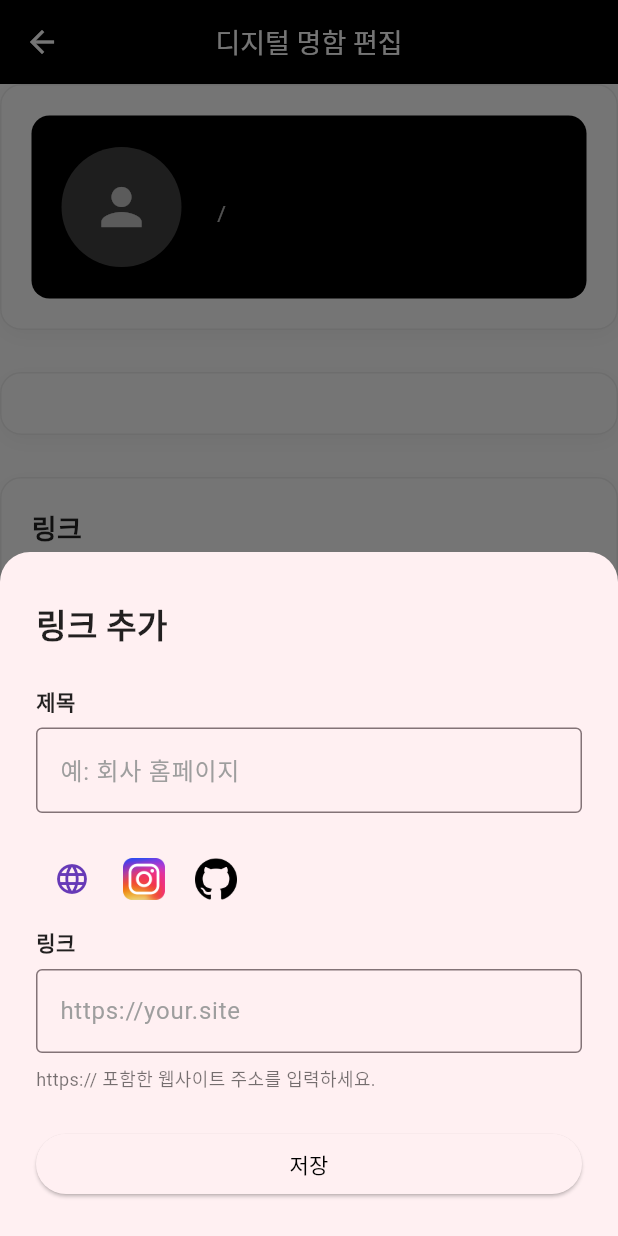
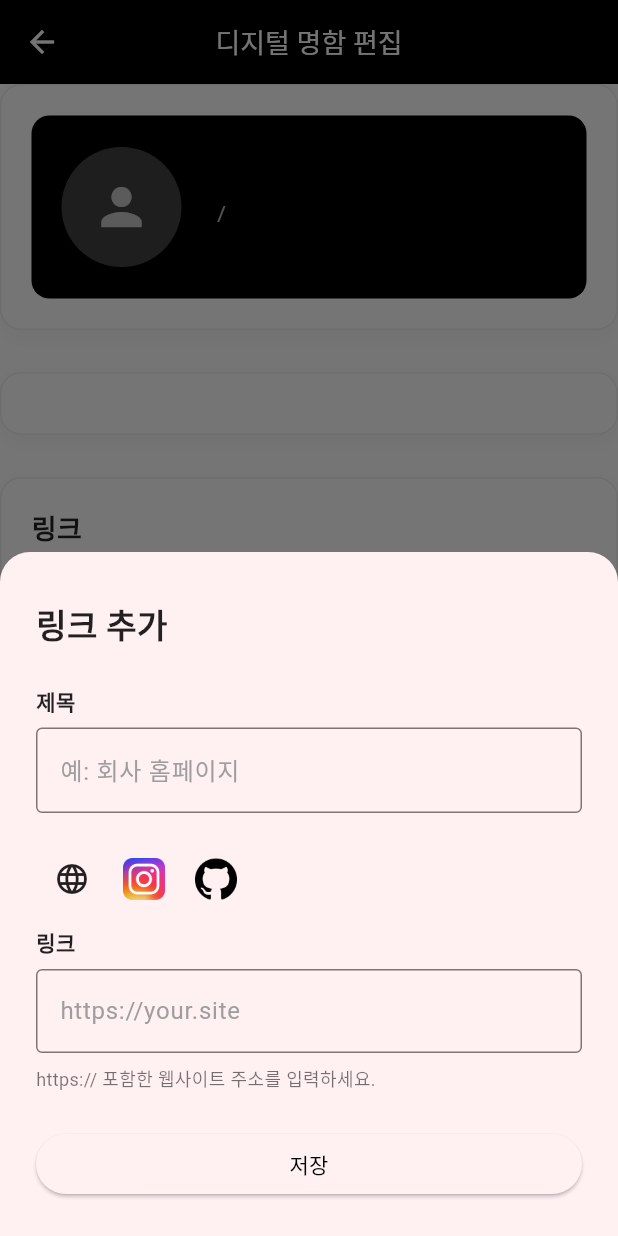
Before and after one commit to nfccapstone/CardMate, a Flutter app: the EditCardScreen screen opened by its route, after a tap on "+ 링크 추가", on a phone screen of 412 x 824 dp. Run offline on Flutter 3.47's test engine with Material 3 defaults, Android fonts, the phone set to English and light mode, and no system bars; our stand-ins replace cloud_firestore, file_picker, firebase_auth, firebase_core, firebase_storage, get and 5 more; missing offline and left inert: flutter_quill, mobile_scanner, nfc_manager; accounts and stored records are empty.

Commit message:
icon black

```diff
--- /dev/null
+++ b/lib/features/namecard/namecard_bindings.dart
@@ -0,0 +1 @@
+// TODO Implement this library.
--- a/lib/features/namecard/screens/edit_card_screen.dart
+++ b/lib/features/namecard/screens/edit_card_screen.dart
@@ -14,7 +14,7 @@ enum LinkPlatform { direct, instagram, github }
 
 class EditCardScreen extends StatelessWidget {
   final String cardId;
-  const EditCardScreen({Key? key, required this.cardId}) : super(key: key);
+  const EditCardScreen({super.key, required this.cardId});
 
   @override
   Widget build(BuildContext context) {
@@ -64,7 +64,8 @@ class EditCardScreen extends StatelessWidget {
             child: ProfileSection(basicInfo: editController.basicInfo),
           ),
         ));
-        children.add(_NonReorderable(key: const ValueKey('profile_space'), child: const SizedBox(height: 12)));
+        children.add(const _NonReorderable(
+            key: ValueKey('profile_space'), child: SizedBox(height: 12)));
         // 연락처 카드
         children.add(_NonReorderable(
           key: const ValueKey('contact'),
@@ -86,7 +87,8 @@ class EditCardScreen extends StatelessWidget {
             child: ContactSection(controller: contactController),
           ),
         ));
-        children.add(_NonReorderable(key: const ValueKey('contact_space'), child: const SizedBox(height: 12)));
+        children.add(const _NonReorderable(
+            key: ValueKey('contact_space'), child: SizedBox(height: 12)));
         // 링크 카드
         children.add(_NonReorderable(
           key: const ValueKey('links'),
@@ -108,36 +110,44 @@ class EditCardScreen extends StatelessWidget {
             child: const LinkSection(),
           ),
         ));
-        children.add(_NonReorderable(key: const ValueKey('links_space'), child: const SizedBox(height: 12)));
+        children.add(const _NonReorderable(
+            key: ValueKey('links_space'), child: SizedBox(height: 12)));
         final int blockStartIndex = children.length;
         // 블록 카드
         children.addAll(blocks.map((block) => BlockPreviewCard(
-          key: ValueKey(block['id']),
-          block: block,
-        )));
-        children.add(_NonReorderable(key: const ValueKey('block_space'), child: const SizedBox(height: 20)));
+              key: ValueKey(block['id']),
+              block: block,
+            )));
+        children.add(const _NonReorderable(
+            key: ValueKey('block_space'), child: SizedBox(height: 20)));
         // 추가 버튼들
         children.add(_NonReorderable(
           key: const ValueKey('contact_add_btn'),
           child: _buildContactAddButton(context, contactController),
         ));
-        children.add(_NonReorderable(key: const ValueKey('contact_add_space'), child: const SizedBox(height: 12)));
+        children.add(const _NonReorderable(
+            key: ValueKey('contact_add_space'), child: SizedBox(height: 12)));
         children.add(_NonReorderable(
           key: const ValueKey('block_add_btn'),
           child: _buildBlockAddButton(context, editController),
         ));
-        children.add(_NonReorderable(key: const ValueKey('block_add_space'), child: const SizedBox(height: 12)));
+        children.add(const _NonReorderable(
+            key: ValueKey('block_add_space'), child: SizedBox(height: 12)));
         children.add(_NonReorderable(
           key: const ValueKey('link_add_btn'),
           child: _buildLinkAddButton(context),
         ));
-        children.add(_NonReorderable(key: const ValueKey('bottom_space'), child: const SizedBox(height: 40)));
+        children.add(const _NonReorderable(
+            key: ValueKey('bottom_space'), child: SizedBox(height: 40)));
 
         return ReorderableListView(
           onReorder: (oldIndex, newIndex) {
             final blockStart = blockStartIndex;
             final blockEnd = blockStart + blocks.length - 1;
-            if (oldIndex < blockStart || oldIndex > blockEnd || newIndex < blockStart || newIndex > blockEnd + 1) {
+            if (oldIndex < blockStart ||
+                oldIndex > blockEnd ||
+                newIndex < blockStart ||
+                newIndex > blockEnd + 1) {
               return;
             }
             int blockOldIndex = oldIndex - blockStart;
@@ -260,6 +270,7 @@ class EditCardScreen extends StatelessWidget {
                   return 'https://your.site';
               }
             }
+
             return Padding(
               padding: EdgeInsets.only(
                 left: 24,
@@ -276,7 +287,8 @@ class EditCardScreen extends StatelessWidget {
                     style: TextStyle(fontSize: 22, fontWeight: FontWeight.bold),
                   ),
                   const SizedBox(height: 24),
-                  const Text('제목', style: TextStyle(fontWeight: FontWeight.bold)),
+                  const Text('제목',
+                      style: TextStyle(fontWeight: FontWeight.bold)),
                   const SizedBox(height: 8),
                   TextField(
                     controller: titleController,
@@ -290,24 +302,33 @@ class EditCardScreen extends StatelessWidget {
                   Row(
                     children: [
                       IconButton(
-                        icon: Icon(Icons.language, color: selectedPlatform == LinkPlatform.direct ? Colors.deepPurple : Colors.grey),
-                        onPressed: () => setState(() => selectedPlatform = LinkPlatform.direct),
+                        icon: Icon(Icons.language,
+                            color: selectedPlatform == LinkPlatform.direct
+                                ? Colors.black87
+                                : Colors.grey),
+                        onPressed: () => setState(
+                            () => selectedPlatform = LinkPlatform.direct),
                         tooltip: '직접 입력',
                       ),
                       IconButton(
-                        icon: PlatformIconUtils.getPlatformIcon('instagram', size: 28),
-                        onPressed: () => setState(() => selectedPlatform = LinkPlatform.instagram),
+                        icon: PlatformIconUtils.getPlatformIcon('instagram',
+                            size: 28),
+                        onPressed: () => setState(
+                            () => selectedPlatform = LinkPlatform.instagram),
                         tooltip: 'Instagram',
                       ),
                       IconButton(
-                        icon: PlatformIconUtils.getPlatformIcon('github', size: 28),
-                        onPressed: () => setState(() => selectedPlatform = LinkPlatform.github),
+                        icon: PlatformIconUtils.getPlatformIcon('github',
+                            size: 28),
+                        onPressed: () => setState(
+                            () => selectedPlatform = LinkPlatform.github),
                         tooltip: 'GitHub',
                       ),
                     ],
                   ),
                   const SizedBox(height: 8),
-                  const Text('링크', style: TextStyle(fontWeight: FontWeight.bold)),
+                  const Text('링크',
+                      style: TextStyle(fontWeight: FontWeight.bold)),
                   const SizedBox(height: 8),
                   TextField(
                     controller: urlController,
@@ -369,7 +390,7 @@ class EditCardScreen extends StatelessWidget {
 
 class _NonReorderable extends StatelessWidget {
   final Widget child;
-  const _NonReorderable({Key? key, required this.child}) : super(key: key);
+  const _NonReorderable({super.key, required this.child});
   @override
   Widget build(BuildContext context) => child;
 }
--- a/lib/features/namecard/utils/platform_icon_utils.dart
+++ b/lib/features/namecard/utils/platform_icon_utils.dart
@@ -11,7 +11,7 @@ class PlatformIconUtils {
             height: size,
             errorBuilder: (context, error, stackTrace) {
               debugPrint('Instagram 이미지 로드 실패: $error');
-              return Icon(Icons.camera_alt, color: Colors.deepPurple, size: size);
+              return Icon(Icons.camera_alt, color: Colors.black87, size: size);
             },
           );
         case 'github':
@@ -21,11 +21,11 @@ class PlatformIconUtils {
             height: size,
             errorBuilder: (context, error, stackTrace) {
               debugPrint('GitHub 이미지 로드 실패: $error');
-              return Icon(Icons.code, color: Colors.deepPurple, size: size);
+              return Icon(Icons.code, color: Colors.black87, size: size);
             },
           );
         default:
-          return Icon(Icons.link, color: Colors.deepPurple, size: size);
+          return Icon(Icons.link, color: Colors.black87, size: size);
       }
     } catch (e) {
       debugPrint('아이콘 로드 중 오류 발생: $e');
--- a/lib/features/namecard/widgets/contact_section.dart
+++ b/lib/features/namecard/widgets/contact_section.dart
@@ -6,7 +6,7 @@ import 'package:url_launcher/url_launcher.dart';
 
 class ContactSection extends StatelessWidget {
   final ContactController controller;
-  const ContactSection({Key? key, required this.controller}) : super(key: key);
+  const ContactSection({super.key, required this.controller});
 
   Future<void> _showDeleteDialog(String type, String value) async {
     final result = await Get.dialog<bool>(
@@ -126,7 +126,7 @@ class ContactSection extends StatelessWidget {
                   children: [
                     Row(
                       children: [
-                        Icon(icon, color: Colors.deepPurple),
+                        Icon(icon, color: Colors.black87, size: 20),
                         const SizedBox(width: 8),
                         Text(
                           contactTitles[type] ?? type,
@@ -149,7 +149,7 @@ class ContactSection extends StatelessWidget {
                 ),
               ),
             );
-          }).toList(),
+          }),
         ],
       );
     });
```
Also changed, not shown: lib/features/namecard/screens/card_web_screen.dart (+23 -14 lines), lib/features/namecard/screens/my_namecard_screen.dart (+10 -6 lines).
